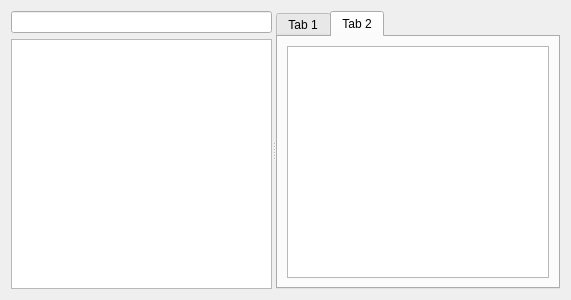
This is plugins/padtoolsplugin/padwriter.ui in FreeHealth/freehealth as Qt 5 draws it before an edit. The edited form follows.
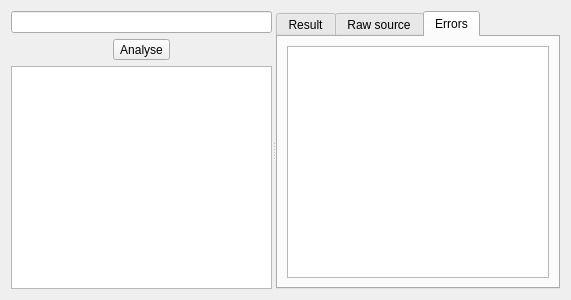
This is the edited form.

Commit message: PadTools: - improving testing app

Diff of the .ui file:
```diff
--- a/plugins/padtoolsplugin/padwriter.ui
+++ b/plugins/padtoolsplugin/padwriter.ui
@@ -24,6 +24,17 @@
        <item>
         <widget class="QLineEdit" name="search"/>
        </item>
+       <item>
+        <layout class="QHBoxLayout" name="horizontalLayout">
+         <item>
+          <widget class="QToolButton" name="analyse">
+           <property name="text">
+            <string>Analyse</string>
+           </property>
+          </widget>
+         </item>
+        </layout>
+       </item>
        <item>
         <widget class="QTreeView" name="treeView"/>
        </item>
@@ -31,11 +42,11 @@
      </widget>
      <widget class="QTabWidget" name="tabWidget">
       <property name="currentIndex">
-       <number>1</number>
+       <number>2</number>
       </property>
       <widget class="QWidget" name="writerTab">
        <attribute name="title">
-        <string>Tab 1</string>
+        <string>Result</string>
        </attribute>
        <layout class="QGridLayout" name="gridLayout_2">
         <item row="0" column="0">
@@ -45,7 +56,7 @@
       </widget>
       <widget class="QWidget" name="sourceTab">
        <attribute name="title">
-        <string>Tab 2</string>
+        <string>Raw source</string>
        </attribute>
        <layout class="QGridLayout" name="gridLayout">
         <item row="0" column="0">
@@ -53,6 +64,16 @@
         </item>
        </layout>
       </widget>
+      <widget class="QWidget" name="tab">
+       <attribute name="title">
+        <string>Errors</string>
+       </attribute>
+       <layout class="QGridLayout" name="gridLayout_4">
+        <item row="0" column="0">
+         <widget class="QListWidget" name="listWidgetErrors"/>
+        </item>
+       </layout>
+      </widget>
      </widget>
     </widget>
    </item>
```
The commit also changes 7 other files.
